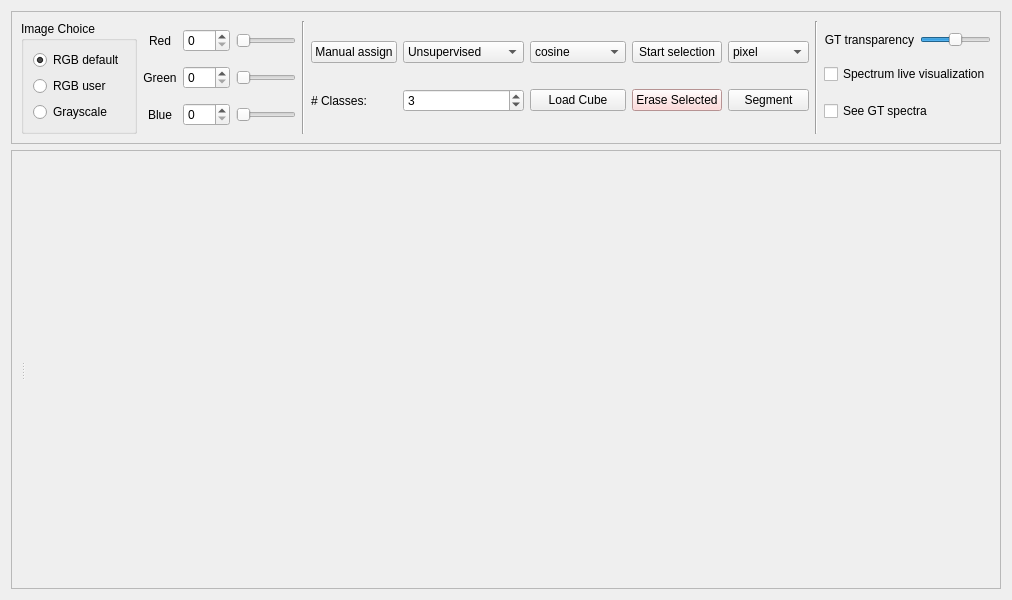
The window that ground_truth/ground_truth_window.ui (Llanik/Hypertool) describes before a commit, drawn with Qt 5.
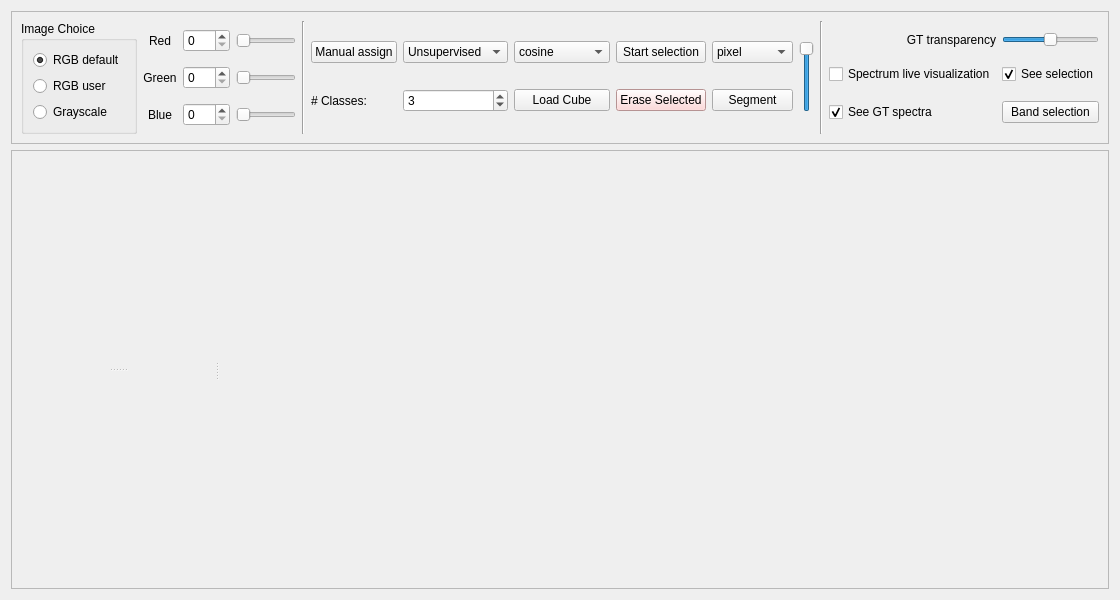
The same window after the commit.

Commit message: Overlay transparency separate for for selection and GT GT and hyp image in QSplitter Supervised mode with thr

The edit to the form file:
```diff
--- a/ground_truth/ground_truth_window.ui
+++ b/ground_truth/ground_truth_window.ui
@@ -6,7 +6,7 @@
    <rect>
     <x>0</x>
     <y>0</y>
-    <width>993</width>
+    <width>1052</width>
     <height>600</height>
    </rect>
   </property>
@@ -183,65 +183,6 @@
       </item>
       <item>
        <layout class="QGridLayout" name="gridLayout">
-        <item row="0" column="3">
-         <widget class="QComboBox" name="comboBox_ClassifMode">
-          <item>
-           <property name="text">
-            <string>Unsupervised</string>
-           </property>
-          </item>
-          <item>
-           <property name="text">
-            <string>Supervised</string>
-           </property>
-          </item>
-          <item>
-           <property name="text">
-            <string>Semi-supervised</string>
-           </property>
-          </item>
-         </widget>
-        </item>
-        <item row="2" column="0">
-         <widget class="QLabel" name="nclass_label">
-          <property name="text">
-           <string># Classes:</string>
-          </property>
-         </widget>
-        </item>
-        <item row="2" column="3">
-         <widget class="QSpinBox" name="nclass_box">
-          <property name="minimum">
-           <number>2</number>
-          </property>
-          <property name="maximum">
-           <number>20</number>
-          </property>
-          <property name="value">
-           <number>3</number>
-          </property>
-         </widget>
-        </item>
-        <item row="0" column="5">
-         <widget class="QPushButton" name="pushButton_class_selection">
-          <property name="enabled">
-           <bool>true</bool>
-          </property>
-          <property name="text">
-           <string>Start selection</string>
-          </property>
-          <property name="checkable">
-           <bool>true</bool>
-          </property>
-         </widget>
-        </item>
-        <item row="2" column="4">
-         <widget class="QPushButton" name="load_btn">
-          <property name="text">
-           <string>Load Cube</string>
-          </property>
-         </widget>
-        </item>
         <item row="0" column="4">
          <widget class="QComboBox" name="comboBox_distance">
           <item>
@@ -285,6 +226,33 @@
           </item>
          </widget>
         </item>
+        <item row="0" column="3">
+         <widget class="QComboBox" name="comboBox_ClassifMode">
+          <item>
+           <property name="text">
+            <string>Unsupervised</string>
+           </property>
+          </item>
+          <item>
+           <property name="text">
+            <string>Supervised</string>
+           </property>
+          </item>
+         </widget>
+        </item>
+        <item row="0" column="5">
+         <widget class="QPushButton" name="pushButton_class_selection">
+          <property name="enabled">
+           <bool>true</bool>
+          </property>
+          <property name="text">
+           <string>Start selection</string>
+          </property>
+          <property name="checkable">
+           <bool>true</bool>
+          </property>
+         </widget>
+        </item>
         <item row="0" column="0">
          <widget class="QPushButton" name="pushButton_manual">
           <property name="text">
@@ -292,14 +260,14 @@
           </property>
          </widget>
         </item>
-        <item row="2" column="6">
+        <item row="1" column="6">
          <widget class="QPushButton" name="run_btn">
           <property name="text">
            <string>Segment</string>
           </property>
          </widget>
         </item>
-        <item row="2" column="5">
+        <item row="1" column="5">
          <widget class="QPushButton" name="pushButton_erase_selected_pix">
           <property name="styleSheet">
            <string notr="true">background-color: rgb(255, 206, 206);</string>
@@ -312,6 +280,52 @@
           </property>
          </widget>
         </item>
+        <item row="1" column="4">
+         <widget class="QPushButton" name="load_btn">
+          <property name="text">
+           <string>Load Cube</string>
+          </property>
+         </widget>
+        </item>
+        <item row="1" column="3">
+         <widget class="QSpinBox" name="nclass_box">
+          <property name="minimum">
+           <number>2</number>
+          </property>
+          <property name="maximum">
+           <number>20</number>
+          </property>
+          <property name="value">
+           <number>3</number>
+          </property>
+         </widget>
+        </item>
+        <item row="1" column="0">
+         <widget class="QLabel" name="nclass_label">
+          <property name="text">
+           <string># Classes:</string>
+          </property>
+         </widget>
+        </item>
+        <item row="0" column="7" rowspan="2">
+         <widget class="QSlider" name="slider_class_thr">
+          <property name="minimum">
+           <number>0</number>
+          </property>
+          <property name="maximum">
+           <number>100</number>
+          </property>
+          <property name="value">
+           <number>100</number>
+          </property>
+          <property name="orientation">
+           <enum>Qt::Vertical</enum>
+          </property>
+          <property name="tickPosition">
+           <enum>QSlider::NoTicks</enum>
+          </property>
+         </widget>
+        </item>
        </layout>
       </item>
       <item>
@@ -345,13 +359,6 @@
           </property>
          </widget>
         </item>
-        <item row="2" column="2" colspan="2">
-         <widget class="QCheckBox" name="live_cb">
-          <property name="text">
-           <string>Spectrum live visualization</string>
-          </property>
-         </widget>
-        </item>
         <item row="1" column="2">
          <widget class="QLabel" name="label_GT_3">
           <property name="text">
@@ -362,13 +369,37 @@
           </property>
          </widget>
         </item>
-        <item row="3" column="2" colspan="2">
+        <item row="2" column="2">
+         <widget class="QCheckBox" name="live_cb">
+          <property name="text">
+           <string>Spectrum live visualization</string>
+          </property>
+         </widget>
+        </item>
+        <item row="3" column="2">
          <widget class="QCheckBox" name="checkBox_seeGTspectra">
           <property name="text">
            <string>See GT spectra</string>
           </property>
           <property name="checked">
-           <bool>false</bool>
+           <bool>true</bool>
+          </property>
+         </widget>
+        </item>
+        <item row="2" column="3">
+         <widget class="QCheckBox" name="checkBox_see_selection_overlay">
+          <property name="text">
+           <string>See selection</string>
+          </property>
+          <property name="checked">
+           <bool>true</bool>
+          </property>
+         </widget>
+        </item>
+        <item row="3" column="3">
+         <widget class="QPushButton" name="pushButton_band_selection">
+          <property name="text">
+           <string>Band selection</string>
           </property>
          </widget>
         </item>
@@ -391,20 +422,23 @@
         <property name="orientation">
          <enum>Qt::Horizontal</enum>
         </property>
-        <widget class="QWidget" name="verticalLayoutWidget">
+        <widget class="QFrame" name="verticalFrame">
          <layout class="QVBoxLayout" name="verticalLayout_2">
           <item>
-           <widget class="QWidget" name="viewer_left" native="true">
-            <property name="toolTip">
-             <string>Promote to ZoomableGraphicsView</string>
+           <widget class="QSplitter" name="splitter_2">
+            <property name="orientation">
+             <enum>Qt::Vertical</enum>
             </property>
-           </widget>
-          </item>
-          <item>
-           <widget class="QWidget" name="viewer_right" native="true">
-            <property name="toolTip">
-             <string>Promote to ZoomableGraphicsView</string>
-            </property>
+            <widget class="QWidget" name="viewer_left" native="true">
+             <property name="toolTip">
+              <string>Promote to ZoomableGraphicsView</string>
+             </property>
+            </widget>
+            <widget class="QWidget" name="viewer_right" native="true">
+             <property name="toolTip">
+              <string>Promote to ZoomableGraphicsView</string>
+             </property>
+            </widget>
            </widget>
           </item>
          </layout>
```
The commit also changes 3 other files.
